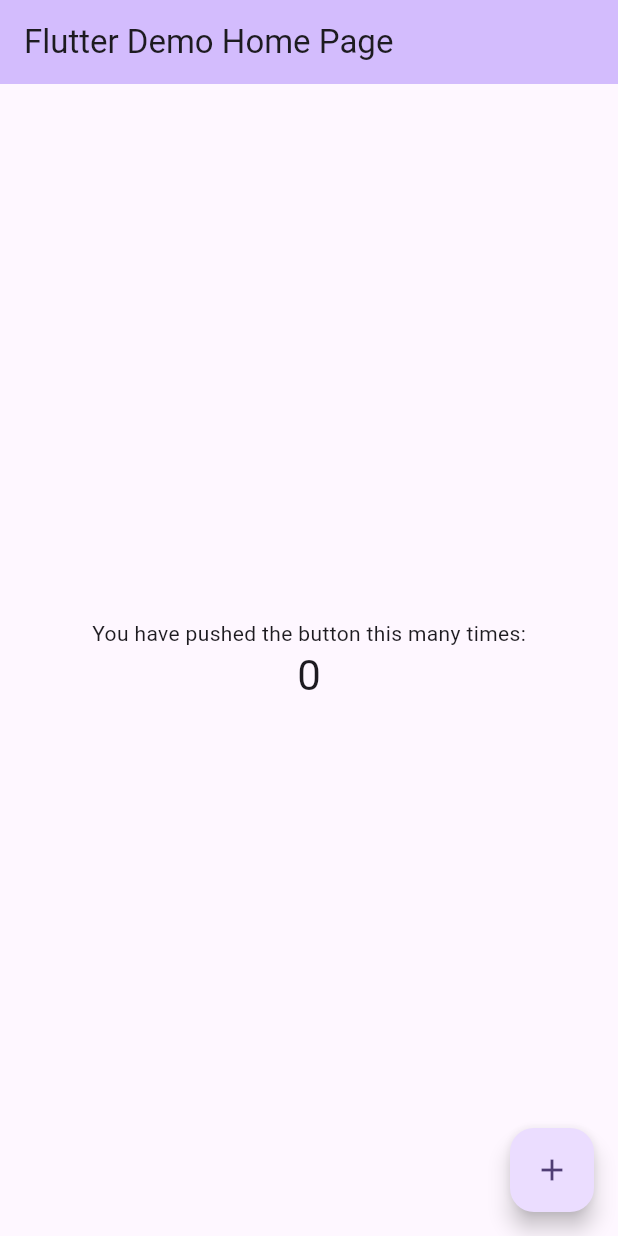
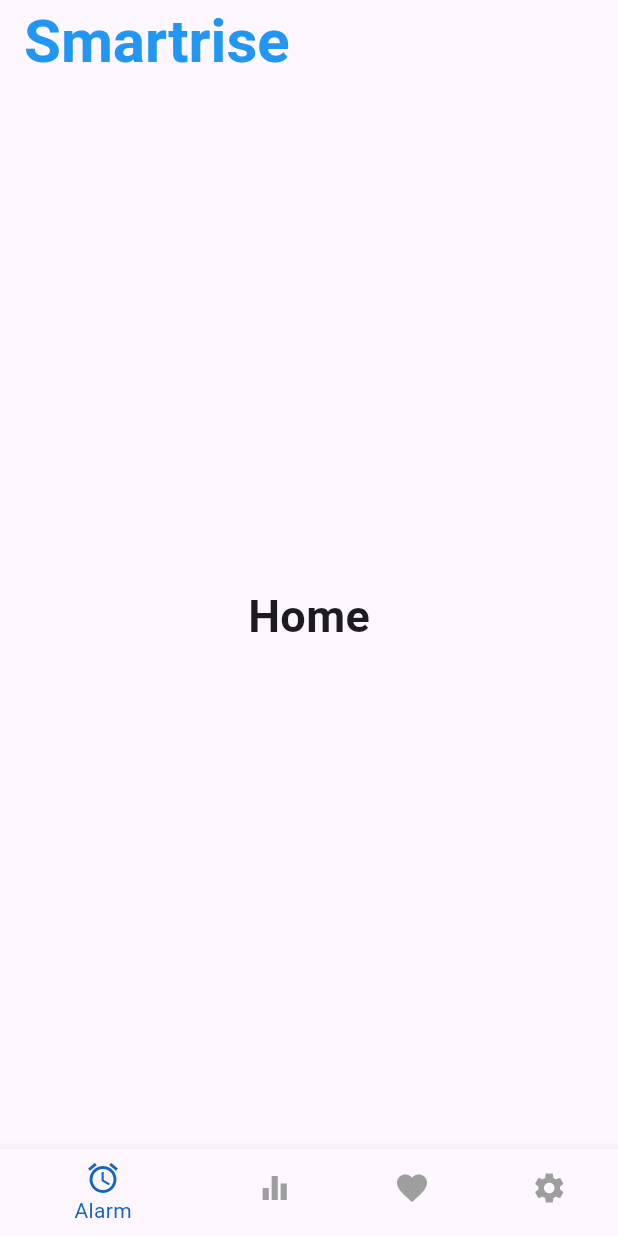
Before and after one commit to Wawapoleon/app_conf_peip, a Flutter app: the screen it shows after launch, on a phone screen of 412 x 824 dp. Run offline on Flutter 3.47's test engine with Material 3 defaults, Android fonts, the phone set to English and light mode, and no system bars.

Commit message:
Update main.dart

```diff
--- a/lib/main.dart
+++ b/lib/main.dart
@@ -1,125 +1,93 @@
 import 'package:flutter/material.dart';
 
-void main() {
-  runApp(const MyApp());
-}
+/// Flutter code sample for [BottomNavigationBar].
 
-class MyApp extends StatelessWidget {
-  const MyApp({super.key});
+void main() => runApp(const BottomNavigationBarExampleApp());
 
-  // This widget is the root of your application.
+class BottomNavigationBarExampleApp extends StatelessWidget {
+  const BottomNavigationBarExampleApp({super.key});
+
   @override
   Widget build(BuildContext context) {
-    return MaterialApp(
-      title: 'Flutter Demo',
-      theme: ThemeData(
-        // This is the theme of your application.
-        //
-        // TRY THIS: Try running your application with "flutter run". You'll see
-        // the application has a purple toolbar. Then, without quitting the app,
-        // try changing the seedColor in the colorScheme below to Colors.green
-        // and then invoke "hot reload" (save your changes or press the "hot
-        // reload" button in a Flutter-supported IDE, or press "r" if you used
-        // the command line to start the app).
-        //
-        // Notice that the counter didn't reset back to zero; the application
-        // state is not lost during the reload. To reset the state, use hot
-        // restart instead.
-        //
-        // This works for code too, not just values: Most code changes can be
-        // tested with just a hot reload.
-        colorScheme: ColorScheme.fromSeed(seedColor: Colors.deepPurple),
-        useMaterial3: true,
-      ),
-      home: const MyHomePage(title: 'Flutter Demo Home Page'),
+    return const MaterialApp(
+      home: BottomNavigationBarExample(),
     );
   }
 }
 
-class MyHomePage extends StatefulWidget {
-  const MyHomePage({super.key, required this.title});
-
-  // This widget is the home page of your application. It is stateful, meaning
-  // that it has a State object (defined below) that contains fields that affect
-  // how it looks.
-
-  // This class is the configuration for the state. It holds the values (in this
-  // case the title) provided by the parent (in this case the App widget) and
-  // used by the build method of the State. Fields in a Widget subclass are
-  // always marked "final".
-
-  final String title;
+class BottomNavigationBarExample extends StatefulWidget {
+  const BottomNavigationBarExample({super.key});
 
   @override
-  State<MyHomePage> createState() => _MyHomePageState();
+  State<BottomNavigationBarExample> createState() =>
+      _BottomNavigationBarExampleState();
 }
 
-class _MyHomePageState extends State<MyHomePage> {
-  int _counter = 0;
+class _BottomNavigationBarExampleState
+    extends State<BottomNavigationBarExample> {
+  int _selectedIndex = 0;
+  static const TextStyle optionStyle =
+      TextStyle(fontSize: 30, fontWeight: FontWeight.bold);
+  static const List<Widget> _widgetOptions = <Widget>[
 
-  void _incrementCounter() {
+    Text(
+      'Home',
+      style: optionStyle,
+    ),
+    Text(
+      'Stats',
+      style: optionStyle,
+    ),
+    Text(
+      'Health Advices',
+      style: optionStyle,
+    ),
+    Text(
+      'Settings',
+      style: optionStyle,
+    ),
+  ];
+
+  void _onItemTapped(int index) {
     setState(() {
-      // This call to setState tells the Flutter framework that something has
-      // changed in this State, which causes it to rerun the build method below
-      // so that the display can reflect the updated values. If we changed
-      // _counter without calling setState(), then the build method would not be
-      // called again, and so nothing would appear to happen.
-      _counter++;
+      _selectedIndex = index;
     });
   }
 
   @override
   Widget build(BuildContext context) {
-    // This method is rerun every time setState is called, for instance as done
-    // by the _incrementCounter method above.
-    //
-    // The Flutter framework has been optimized to make rerunning build methods
-    // fast, so that you can just rebuild anything that needs updating rather
-    // than having to individually change instances of widgets.
     return Scaffold(
       appBar: AppBar(
-        // TRY THIS: Try changing the color here to a specific color (to
-        // Colors.amber, perhaps?) and trigger a hot reload to see the AppBar
-        // change color while the other colors stay the same.
-        backgroundColor: Theme.of(context).colorScheme.inversePrimary,
-        // Here we take the value from the MyHomePage object that was created by
-        // the App.build method, and use it to set our appbar title.
-        title: Text(widget.title),
+        titleTextStyle: const TextStyle(fontSize: 40, fontWeight : FontWeight.bold, color: Colors.blue),
+        title: const Text('Smartrise'),
       ),
       body: Center(
-        // Center is a layout widget. It takes a single child and positions it
-        // in the middle of the parent.
-        child: Column(
-          // Column is also a layout widget. It takes a list of children and
-          // arranges them vertically. By default, it sizes itself to fit its
-          // children horizontally, and tries to be as tall as its parent.
-          //
-          // Column has various properties to control how it sizes itself and
-          // how it positions its children. Here we use mainAxisAlignment to
-          // center the children vertically; the main axis here is the vertical
-          // axis because Columns are vertical (the cross axis would be
-          // horizontal).
-          //
-          // TRY THIS: Invoke "debug painting" (choose the "Toggle Debug Paint"
-          // action in the IDE, or press "p" in the console), to see the
-          // wireframe for each widget.
-          mainAxisAlignment: MainAxisAlignment.center,
-          children: <Widget>[
-            const Text(
-              'You have pushed the button this many times:',
-            ),
-            Text(
-              '$_counter',
-              style: Theme.of(context).textTheme.headlineMedium,
-            ),
-          ],
-        ),
+        child: _widgetOptions.elementAt(_selectedIndex),
       ),
-      floatingActionButton: FloatingActionButton(
-        onPressed: _incrementCounter,
-        tooltip: 'Increment',
-        child: const Icon(Icons.add),
-      ), // This trailing comma makes auto-formatting nicer for build methods.
+      bottomNavigationBar: BottomNavigationBar(
+        items: const <BottomNavigationBarItem>[
+          BottomNavigationBarItem(
+            icon: Icon(Icons.access_alarm),
+            label: 'Alarm',
+          ),
+          BottomNavigationBarItem(
+            icon: Icon(Icons.equalizer),
+            label: 'Stats',
+          ),
+          BottomNavigationBarItem(
+            icon: Icon(Icons.favorite),
+            label: 'Health',
+          ),
+          BottomNavigationBarItem(
+            icon: Icon(Icons.settings),
+            label: 'Settings',
+          ),
+        ],
+        currentIndex: _selectedIndex,
+        selectedItemColor: Colors.blue[800],
+        unselectedItemColor: Colors.grey,
+        onTap: _onItemTapped,
+      ),
     );
   }
 }
```
